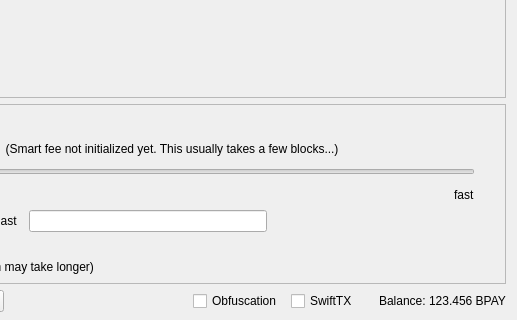
Old version of the form src/qt/forms/sendcoinsdialog.ui in the repository admecoin/bitcoinpay; both pictures show x 333 to 850 and y 290 to 610 of the 850 by 610 pixel window.
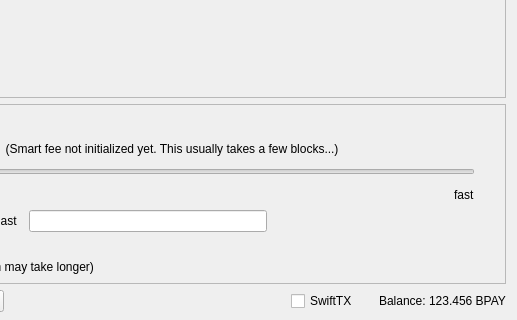
New version of the form. Icons and pictures are not drawn. Custom widgets are drawn as their Qt base class.

What changed in the file:
```diff
--- a/src/qt/forms/sendcoinsdialog.ui
+++ b/src/qt/forms/sendcoinsdialog.ui
@@ -1384,22 +1384,6 @@
        <property name="spacing">
         <number>3</number>
        </property>
-       <item>
-        <widget class="QCheckBox" name="checkUseObfuscation">
-         <property name="minimumSize">
-          <size>
-           <width>95</width>
-           <height>0</height>
-          </size>
-         </property>
-         <property name="text">
-          <string>Obfuscation</string>
-         </property>
-         <property name="checked">
-          <bool>false</bool>
-         </property>
-        </widget>
-       </item>
        <item>
         <widget class="QCheckBox" name="checkSwiftTX">
          <property name="enabled">
```
Left out of the diff: 2 changed lines with no effect on the pictures.
